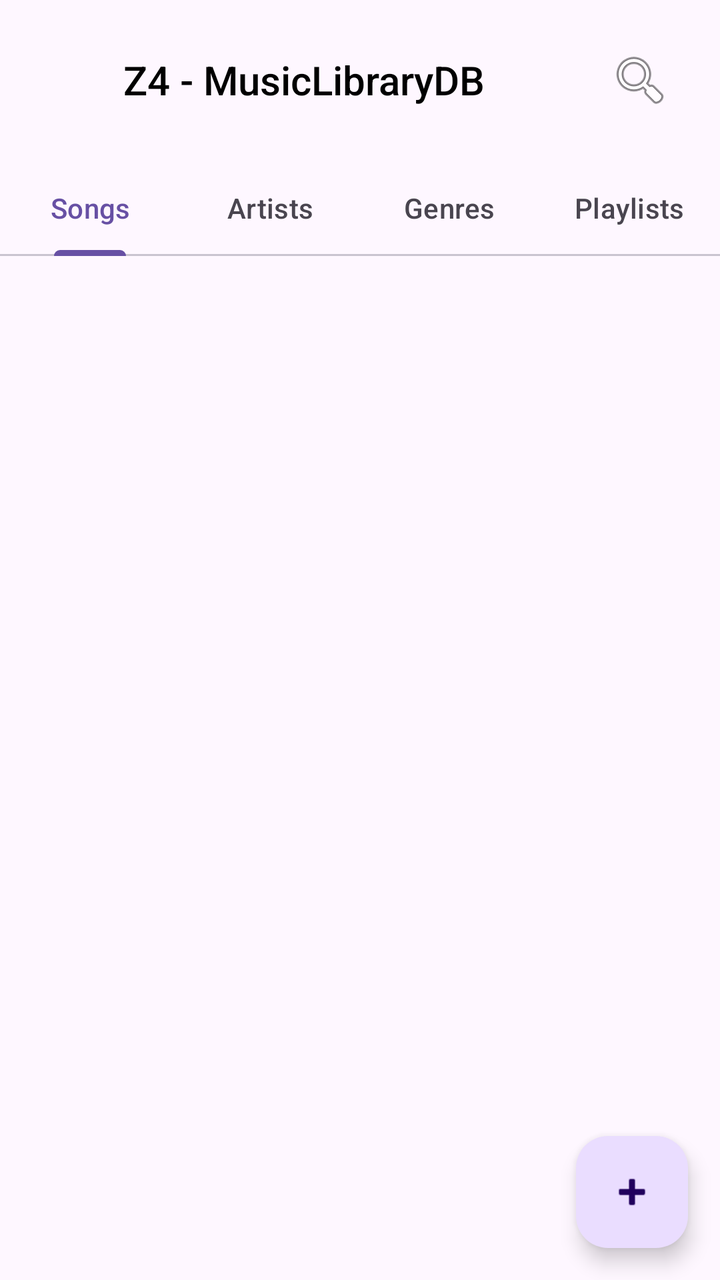
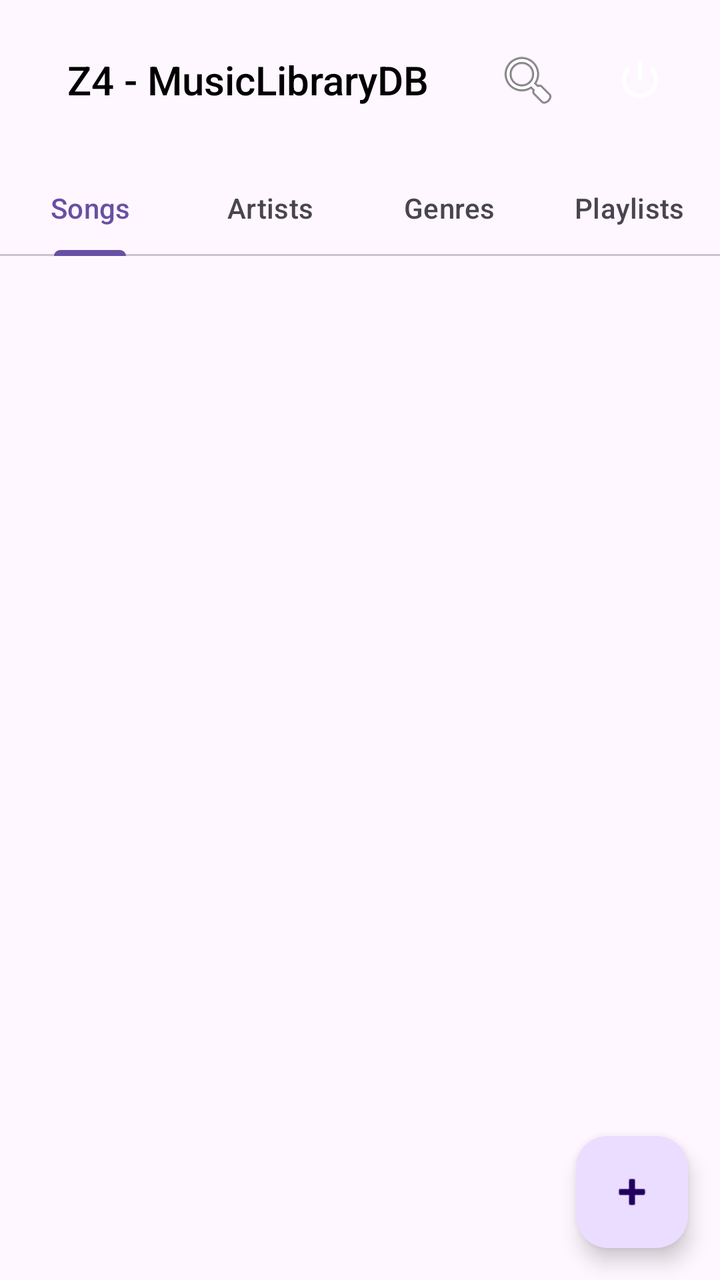

The first picture is an Android layout as it rendered before a commit; the second is the same layout after the commit. The layout source and the unified diff follow.
<!-- AndroidManifest.xml: activity theme Theme.Z4.NoActionBar -->
<!-- res/layout/activity_main.xml -->
<?xml version="1.0" encoding="utf-8"?>
<androidx.coordinatorlayout.widget.CoordinatorLayout xmlns:android="http://schemas.android.com/apk/res/android"
    xmlns:app="http://schemas.android.com/apk/res-auto"
    xmlns:tools="http://schemas.android.com/tools"
    android:layout_width="match_parent"
    android:layout_height="match_parent"
    tools:context=".MainActivity">

    <com.google.android.material.appbar.AppBarLayout
        android:layout_width="match_parent"
        android:layout_height="wrap_content"
        android:theme="@style/Theme.Z4.AppBarOverlay">

        <LinearLayout
            android:layout_width="match_parent"
            android:layout_height="wrap_content"
            android:orientation="horizontal"
            android:gravity="center_vertical"
            android:minHeight="?actionBarSize"
            android:padding="@dimen/appbar_padding">

            <TextView
                android:id="@+id/title"
                android:layout_width="0dp"
                android:layout_height="wrap_content"
                android:layout_weight="1"
                android:gravity="center"
                android:text="Z4 - MusicLibraryDB"
                android:textColor="@color/black"
                android:textAppearance="@style/TextAppearance.Widget.AppCompat.Toolbar.Title" />

            <ImageButton
                android:id="@+id/search_button"
                android:layout_width="48dp"
                android:layout_height="48dp"
                android:layout_marginStart="8dp"
                android:background="?attr/selectableItemBackgroundBorderless"
                android:contentDescription="Search"
                android:src="@android:drawable/ic_menu_search"
                android:padding="12dp" />

        </LinearLayout>

        <com.google.android.material.tabs.TabLayout
            android:id="@+id/tabs"
            android:layout_width="match_parent"
            android:layout_height="wrap_content" >

            <com.google.android.material.tabs.TabItem
                android:layout_width="match_parent"
                android:layout_height="wrap_content"
                android:text="@string/songs"/>

            <com.google.android.material.tabs.TabItem
                android:layout_width="match_parent"
                android:layout_height="wrap_content"
                android:text="@string/singers"/>

            <com.google.android.material.tabs.TabItem
                android:layout_width="match_parent"
                android:layout_height="wrap_content"
                android:text="@string/genres"/>

            <com.google.android.material.tabs.TabItem
                android:layout_width="match_parent"
                android:layout_height="wrap_content"
                android:text="@string/playlists"/>


        </com.google.android.material.tabs.TabLayout>
    </com.google.android.material.appbar.AppBarLayout>

    <androidx.viewpager.widget.ViewPager
        android:id="@+id/view_pager"
        android:layout_width="match_parent"
        android:layout_height="match_parent"
        app:layout_behavior="@string/appbar_scrolling_view_behavior" />

    <com.google.android.material.floatingactionbutton.FloatingActionButton
        android:id="@+id/fab"
        android:layout_width="wrap_content"
        android:layout_height="wrap_content"
        android:layout_gravity="bottom|end"
        android:layout_marginEnd="@dimen/fab_margin"
        android:layout_marginBottom="16dp"
        app:srcCompat="@android:drawable/ic_input_add" />
</androidx.coordinatorlayout.widget.CoordinatorLayout>
<!-- resources referenced by this layout -->
<resources>
  <color name="black">#FF000000</color>
  <dimen name="appbar_padding">16dp</dimen>
  <dimen name="fab_margin">16dp</dimen>
  <string name="genres">Genres</string>
  <string name="playlists">Playlists</string>
  <string name="singers">Artists</string>
  <string name="songs">Songs</string>
  <style name="Theme.Z4.AppBarOverlay" parent="ThemeOverlay.AppCompat.Dark.ActionBar" />
  <style name="Theme.Z4.NoActionBar">
          <item name="windowActionBar">false</item>
          <item name="windowNoTitle">true</item>
      </style>
</resources>

<!-- the commit's change to res/layout/activity_main.xml (unified diff, before → after) -->
@@ -37,6 +37,16 @@
                 android:background="?attr/selectableItemBackgroundBorderless"
                 android:contentDescription="Search"
                 android:src="@android:drawable/ic_menu_search"
+                android:padding="12dp" />
+
+            <ImageButton
+                android:id="@+id/logout_button"
+                android:layout_width="48dp"
+                android:layout_height="48dp"
+                android:layout_marginStart="8dp"
+                android:background="?attr/selectableItemBackgroundBorderless"
+                android:contentDescription="Logout"
+                android:src="@android:drawable/ic_lock_power_off"
                 android:padding="12dp" />
 
         </LinearLayout>
